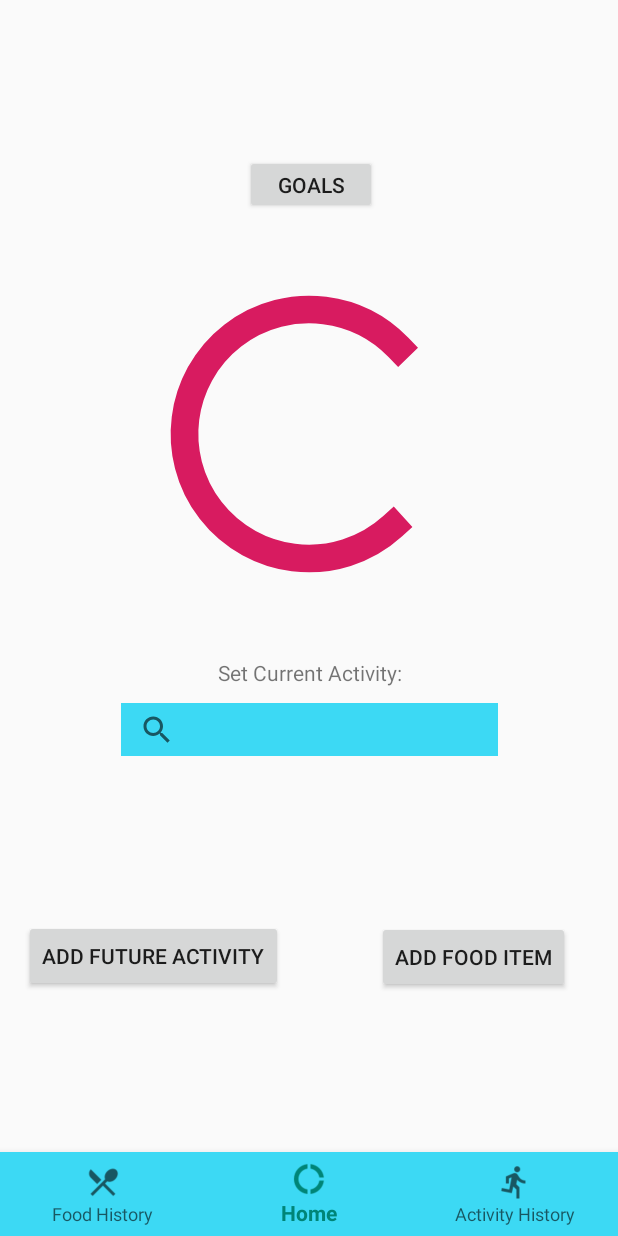
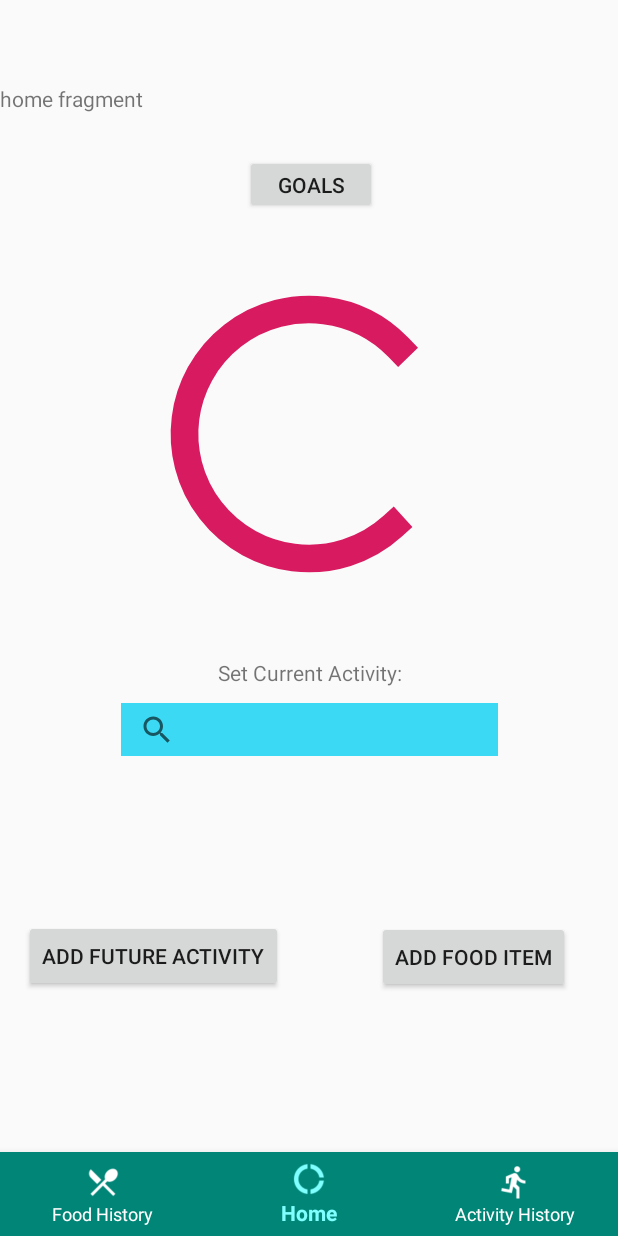
Before and after one commit to dylan-mancero/Health-and-Fitness-Android, an Android app: the screen it shows after launch (MainActivity), item 2 of the bottom bar chosen, on a phone screen of 412 x 824 dp. Run offline under Robolectric (Android 15) with nearby library versions, the phone set to English and light mode, and no system bars.

Commit message:
Navigation bar at the bottom now correctly should display the relevant fragment.

```diff
--- a/app/src/main/java/com/hfs/ui/MainActivity.java
+++ b/app/src/main/java/com/hfs/ui/MainActivity.java
@@ -3,25 +3,72 @@ package com.hfs.ui;
 import android.content.Intent;
 import android.os.Bundle;
 
+import com.google.android.material.bottomnavigation.BottomNavigationView;
 import com.google.android.material.floatingactionbutton.FloatingActionButton;
 import com.google.android.material.snackbar.Snackbar;
 
+import androidx.annotation.NonNull;
 import androidx.appcompat.app.AppCompatActivity;
 import androidx.appcompat.widget.Toolbar;
+import androidx.fragment.app.FragmentTransaction;
 
 import android.view.View;
 import android.view.Menu;
 import android.view.MenuItem;
 import android.widget.Button;
+import android.widget.FrameLayout;
 
 public class MainActivity extends AppCompatActivity {
     private Button button1; //Button for setting future activities from homepage
     private Button button2; //Button for adding food items from homepage
 
+    private BottomNavigationView mMainNav;
+    private FrameLayout mMainFrame;
+
+    private HomeFragment homeFragment;
+    private FoodHistoryFragment foodHistoryFragment;
+    private ActivityHistoryFragment activityHistoryFragment;
+
     @Override
     protected void onCreate(Bundle savedInstanceState) {
         super.onCreate(savedInstanceState);
         setContentView(R.layout.activity_homepage);
+
+        mMainFrame = (FrameLayout) findViewById(R.id.main_frame);
+        mMainNav = (BottomNavigationView) findViewById(R.id.main_nav);
+
+        homeFragment = new HomeFragment();
+        foodHistoryFragment = new FoodHistoryFragment();
+        activityHistoryFragment = new ActivityHistoryFragment();
+
+        setFragment(homeFragment);
+
+        mMainNav.setOnNavigationItemSelectedListener(new BottomNavigationView.OnNavigationItemSelectedListener() {
+            @Override
+            public boolean onNavigationItemSelected(@NonNull MenuItem item) {
+
+                switch (item.getItemId()){
+
+                    case R.id.nav_home :
+                        mMainNav.setItemBackgroundResource(R.color.colorPrimary);
+                        setFragment(homeFragment);
+                        return true;
+
+                    case R.id.nav_foodHistory :
+                        mMainNav.setItemBackgroundResource(R.color.colorAccent);
+                        setFragment(foodHistoryFragment);
+                        return true;
+
+                    case R.id.nav_activityHistory :
+                        mMainNav.setItemBackgroundResource(R.color.colorPrimaryDark);
+                        setFragment(activityHistoryFragment);
+                        return true;
+
+                    default:
+                        return false;
+                }
+            }
+        });
 
         //Associating button1&2 with relevant button id's
         button1 = findViewById(R.id.setFutureActivity);
@@ -34,13 +81,20 @@ public class MainActivity extends AppCompatActivity {
                 openSetFutureActivity();
             }
         });
-
         button2.setOnClickListener(new View.OnClickListener() {
             @Override
             public void onClick(View v){
                 openSetFoodItem();
             }
         });
+
+    }
+
+    private void setFragment(HomeFragment fragment) {
+
+        FragmentTransaction fragmentTransaction = getSupportFragmentManager().beginTransaction();
+        fragmentTransaction.replace(R.id.main_frame, fragment);
+        fragmentTransaction.commit();
 
     }
 
--- /dev/null
+++ b/app/src/main/res/color/nav_item_colors.xml
@@ -0,0 +1,6 @@
+<?xml version="1.0" encoding="utf-8"?>
+<selector xmlns:android="http://schemas.android.com/apk/res/android">
+    <item android:color="@color/colorWhiteTransparent"
+        android:state_checked="true" />
+    <item android:color="@color/colorWhite" />
+</selector>
--- a/app/src/main/res/layout/activity_homepage.xml
+++ b/app/src/main/res/layout/activity_homepage.xml
@@ -1,6 +1,7 @@
 <?xml version="1.0" encoding="utf-8"?>
 <androidx.constraintlayout.widget.ConstraintLayout xmlns:android="http://schemas.android.com/apk/res/android"
     xmlns:app="http://schemas.android.com/apk/res-auto"
+    xmlns:tools="http://schemas.android.com/tools"
     android:id="@+id/container"
     android:layout_width="match_parent"
     android:layout_height="match_parent"
@@ -76,13 +77,28 @@
         app:layout_constraintVertical_bias="0.755" />
 
     <com.google.android.material.bottomnavigation.BottomNavigationView
+        android:id="@+id/main_nav"
         android:layout_width="match_parent"
         android:layout_height="56dp"
-        android:background="#3CD9F4"
+        app:itemBackground="@color/colorPrimary"
+        app:itemIconTint="@color/nav_item_colors"
+        app:itemTextColor="@color/nav_item_colors"
         app:layout_constraintBottom_toBottomOf="parent"
         app:layout_constraintEnd_toEndOf="parent"
         app:layout_constraintStart_toStartOf="parent"
         app:menu="@menu/nav_items"></com.google.android.material.bottomnavigation.BottomNavigationView>
 
+    <FrameLayout
+        android:id="@+id/main_frame"
+        android:layout_width="408dp"
+        android:layout_height="614dp"
+        android:layout_above='@id/main_nav'
+        app:layout_constraintBottom_toBottomOf="parent"
+        app:layout_constraintTop_toTopOf="parent"
+        app:layout_constraintVertical_bias="0.0"
+        tools:layout_editor_absoluteX="1dp">
+
+    </FrameLayout>
+
 
 </androidx.constraintlayout.widget.ConstraintLayout>
--- a/app/src/main/res/layout/fragment_activity_history.xml
+++ b/app/src/main/res/layout/fragment_activity_history.xml
@@ -9,6 +9,6 @@
     <TextView
         android:layout_width="match_parent"
         android:layout_height="match_parent"
-        android:text="@string/hello_blank_fragment" />
+        android:text="activity history fragment" />
 
 </FrameLayout>
--- a/app/src/main/res/layout/fragment_food_history.xml
+++ b/app/src/main/res/layout/fragment_food_history.xml
@@ -9,6 +9,6 @@
     <TextView
         android:layout_width="match_parent"
         android:layout_height="match_parent"
-        android:text="@string/hello_blank_fragment" />
+        android:text="food history fragment" />
 
 </FrameLayout>
--- a/app/src/main/res/layout/fragment_home.xml
+++ b/app/src/main/res/layout/fragment_home.xml
@@ -9,6 +9,6 @@
     <TextView
         android:layout_width="match_parent"
         android:layout_height="match_parent"
-        android:text="@string/hello_blank_fragment" />
+        android:text="home fragment" />
 
 </FrameLayout>
--- a/app/src/main/res/menu/nav_items.xml
+++ b/app/src/main/res/menu/nav_items.xml
@@ -3,14 +3,17 @@
     xmlns:android="http://schemas.android.com/apk/res/android">
 
     <item
+        android:id="@+id/nav_foodHistory"
         android:icon="@drawable/outline_local_dining_black_24dp"
         android:title="Food History"
         android:visible="true" />
     <item
+        android:id="@+id/nav_home"
         android:icon="@drawable/outline_donut_large_black_24dp"
         android:title="Home"
-        android:visible="true"/>
+        android:visible="true" />
     <item
+        android:id="@+id/nav_activityHistory"
         android:icon="@drawable/outline_directions_run_black_24dp"
         android:title="Activity History"
         android:visible="true" />
--- a/app/src/main/res/values/colors.xml
+++ b/app/src/main/res/values/colors.xml
@@ -3,4 +3,7 @@
     <color name="colorPrimary">#008577</color>
     <color name="colorPrimaryDark">#00574B</color>
     <color name="colorAccent">#D81B60</color>
+
+    <color name="colorWhite">#ffffff</color>
+    <color name="colorWhiteTransparent">#80ffff</color>
 </resources>
```
